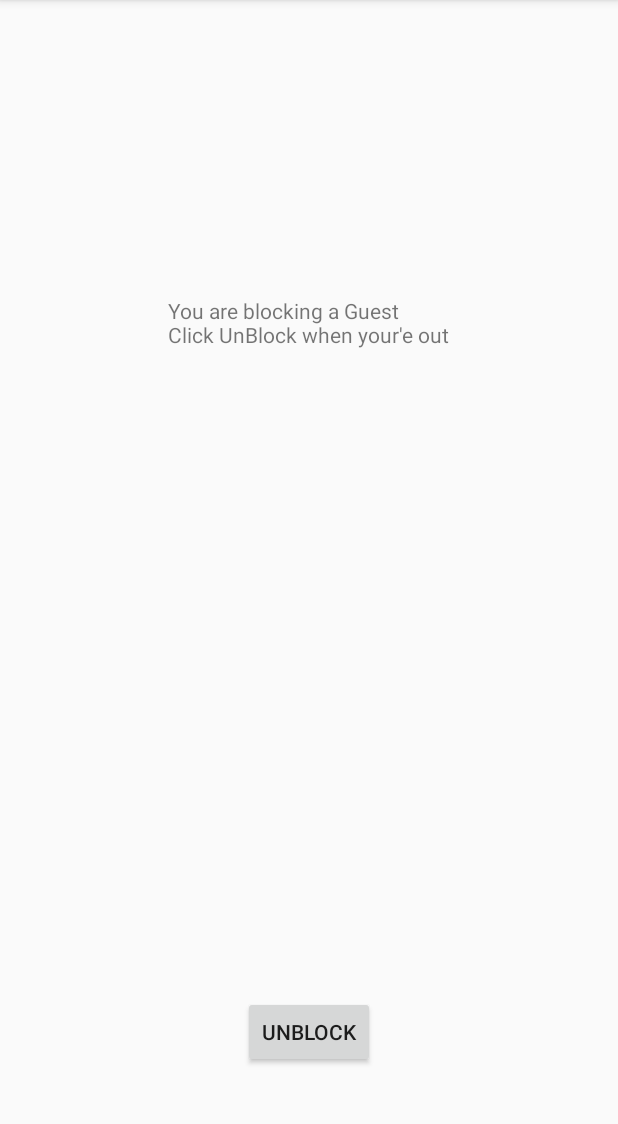
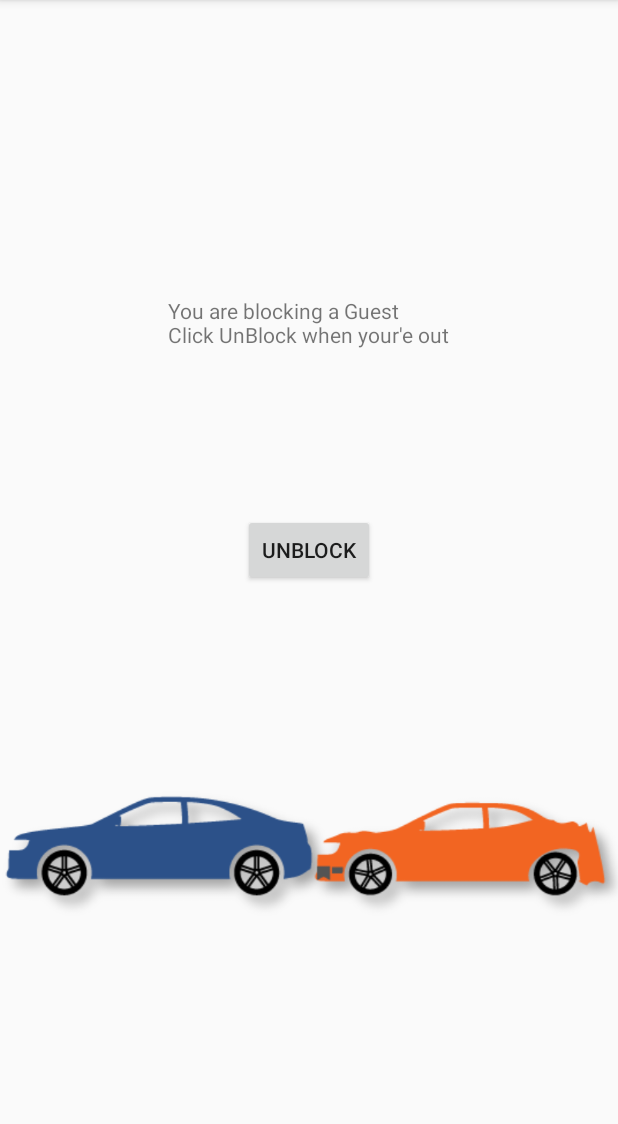
Before and after one commit to kobyperets/i-blocked-u-fe, an Android app: the fragment IBlockUGoingHomeFragment shown on its own in the app's theme, on a phone screen of 412 x 824 dp, the part 84-1208 px from its top. Run offline under Robolectric (Android 15) with nearby library versions, the phone set to English and light mode, and no system bars; our stand-ins replace Volley; 1 statement that could not run was skipped.

Commit message:
add png files

```diff
--- a/IBlockedU/app/src/main/res/layout/fragment_iblock_ugoing_home.xml
+++ b/IBlockedU/app/src/main/res/layout/fragment_iblock_ugoing_home.xml
@@ -8,7 +8,13 @@
         android:layout_width="match_parent"
         android:layout_height="match_parent">
 
-
+        <ImageView
+            android:layout_width="wrap_content"
+            android:layout_height="wrap_content"
+            android:layout_alignParentStart="true"
+            android:layout_below="@+id/textViewHomeMessage"
+            android:layout_marginTop="133dp"
+            android:src="@drawable/blocked_car" />
 
         <TextView
             android:id="@+id/textViewHomeMessage"
@@ -20,11 +26,12 @@
             android:text="" />
 
         <Button
+            android:id="@+id/btnUnblock"
             android:layout_width="wrap_content"
             android:layout_height="wrap_content"
-            android:layout_alignParentBottom="true"
+            android:layout_below="@+id/textViewHomeMessage"
             android:layout_centerHorizontal="true"
-            android:layout_marginBottom="56dp"
+            android:layout_marginTop="110dp"
             android:onClick="handleUnblock"
             android:text="Unblock" />
     </RelativeLayout>
```
Also changed, not shown: IBlockedU/app/src/main/res/drawable/blocked_car.png (added).
